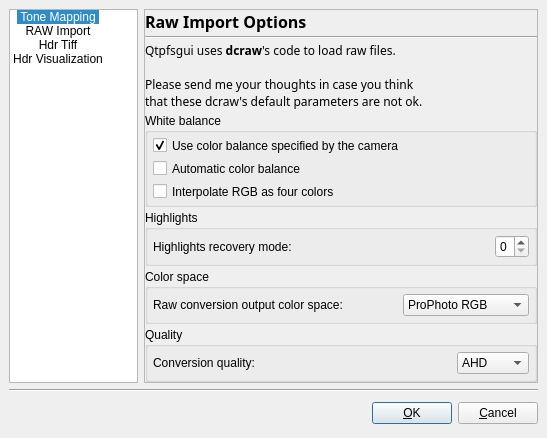
First picture: the form in forms/options.ui, repository LuminanceHDR/LuminanceHDR, before the edit.
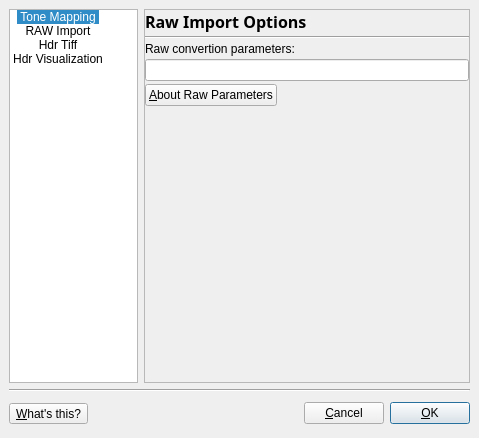
Second picture: the form after the edit. The open tabs and pages were chosen to show the change. Icons and pictures are not drawn.

Commit message: aesthetic changes ev expanded to -10..+10 removed graphical widgets from options.ui

Patch:
```diff
--- a/forms/options.ui
+++ b/forms/options.ui
@@ -5,7 +5,7 @@
    <rect>
     <x>0</x>
     <y>0</y>
-    <width>547</width>
+    <width>479</width>
     <height>438</height>
    </rect>
   </property>
@@ -358,241 +358,58 @@
          <item>
           <widget class="QLabel" name="label_6" >
            <property name="text" >
-            <string>&lt;html>&lt;head>&lt;meta name="qrichtext" content="1" />&lt;/head>&lt;body style=" white-space: pre-wrap; font-family:Sans Serif; font-size:9pt; font-weight:400; font-style:normal; text-decoration:none;">&lt;p style=" margin-top:0px; margin-bottom:0px; margin-left:0px; margin-right:0px; -qt-block-indent:0; text-indent:0px;">Qtpfsgui uses &lt;span style=" font-weight:600;">dcraw&lt;/span>'s code to load raw files.&lt;/p>&lt;p style="-qt-paragraph-type:empty; margin-top:0px; margin-bottom:0px; margin-left:0px; margin-right:0px; -qt-block-indent:0; text-indent:0px;">&lt;/p>&lt;p style=" margin-top:0px; margin-bottom:0px; margin-left:0px; margin-right:0px; -qt-block-indent:0; text-indent:0px;">Please send me your thoughts in case you think&lt;/p>&lt;p style=" margin-top:0px; margin-bottom:0px; margin-left:0px; margin-right:0px; -qt-block-indent:0; text-indent:0px;">that these dcraw's default parameters are not ok.&lt;/p>&lt;/body>&lt;/html></string>
+            <string>Raw convertion parameters:</string>
            </property>
-           <property name="wordWrap" >
-            <bool>true</bool>
-           </property>
           </widget>
          </item>
          <item>
-          <widget class="QGroupBox" name="groupBox_3" >
-           <property name="title" >
-            <string>White balance</string>
+          <widget class="QLineEdit" name="commandlineParamsLineEdit" >
+           <property name="toolTip" >
+            <string>&lt;html>&lt;head>&lt;meta name="qrichtext" content="1" />&lt;style type="text/css">
+p, li { white-space: pre-wrap; }
+&lt;/style>&lt;/head>&lt;body style=" font-family:'Sans Serif'; font-size:9pt; font-weight:400; font-style:normal; text-decoration:none;">
+&lt;p style=" margin-top:0px; margin-bottom:0px; margin-left:0px; margin-right:0px; -qt-block-indent:0; text-indent:0px;">Click the help button below for more information&lt;/p>&lt;/body>&lt;/html></string>
            </property>
-           <layout class="QVBoxLayout" >
-            <property name="margin" >
-             <number>5</number>
-            </property>
-            <property name="spacing" >
-             <number>8</number>
-            </property>
-            <item>
-             <widget class="QCheckBox" name="checkBox_camwb" >
-              <property name="toolTip" >
-               <string>dcraw's -w option &lt;br>default value is &lt;b>true&lt;/b></string>
-              </property>
-              <property name="text" >
-               <string>Use color balance specified by the camera</string>
-              </property>
-              <property name="checked" >
-               <bool>true</bool>
-              </property>
-             </widget>
-            </item>
-            <item>
-             <widget class="QCheckBox" name="checkBox_autowb" >
-              <property name="toolTip" >
-               <string>dcraw's -a option&lt;br>default value is &lt;b>false&lt;/b></string>
-              </property>
-              <property name="text" >
-               <string>Automatic color balance</string>
-              </property>
-             </widget>
-            </item>
-            <item>
-             <widget class="QCheckBox" name="checkBox_4colors" >
-              <property name="toolTip" >
-               <string>dcraw's -f option:&lt;br>Use this if the output shows false 2x2 meshes with VNG or mazes with AHD. &lt;br>default value is &lt;b>false&lt;/b></string>
-              </property>
-              <property name="text" >
-               <string>Interpolate RGB as four colors</string>
-              </property>
-             </widget>
-            </item>
-           </layout>
           </widget>
          </item>
          <item>
-          <widget class="QGroupBox" name="groupBox_4" >
-           <property name="title" >
-            <string>Highlights</string>
+          <layout class="QHBoxLayout" >
+           <property name="margin" >
+            <number>0</number>
            </property>
-           <layout class="QHBoxLayout" >
-            <property name="margin" >
-             <number>5</number>
-            </property>
-            <property name="spacing" >
-             <number>8</number>
-            </property>
-            <item>
-             <widget class="QLabel" name="label_7" >
-              <property name="toolTip" >
-               <string>dcraw's -H option&lt;br>read dcraw's man page for explanations &lt;br> default value is &lt;b>0&lt;/b></string>
-              </property>
-              <property name="text" >
-               <string>Highlights recovery mode:</string>
-              </property>
-              <property name="buddy" >
-               <cstring>spinBox_highlights</cstring>
-              </property>
-             </widget>
-            </item>
-            <item>
-             <spacer>
-              <property name="orientation" >
-               <enum>Qt::Horizontal</enum>
-              </property>
-              <property name="sizeHint" >
-               <size>
-                <width>40</width>
-                <height>20</height>
-               </size>
-              </property>
-             </spacer>
-            </item>
-            <item>
-             <widget class="QSpinBox" name="spinBox_highlights" >
-              <property name="toolTip" >
-               <string>dcraw's -H option&lt;br>read dcraw's man page for explanations &lt;br> default value is &lt;b>0&lt;/b></string>
-              </property>
-              <property name="maximum" >
-               <number>9</number>
-              </property>
-             </widget>
-            </item>
-           </layout>
-          </widget>
-         </item>
-         <item>
-          <widget class="QGroupBox" name="groupBox_5" >
-           <property name="title" >
-            <string>Color space</string>
+           <property name="spacing" >
+            <number>6</number>
            </property>
-           <layout class="QHBoxLayout" >
-            <property name="margin" >
-             <number>5</number>
-            </property>
-            <property name="spacing" >
-             <number>8</number>
-            </property>
-            <item>
-             <widget class="QLabel" name="label_8" >
-              <property name="text" >
-               <string>Raw conversion output color space:</string>
-              </property>
-             </widget>
-            </item>
-            <item>
-             <spacer>
-              <property name="orientation" >
-               <enum>Qt::Horizontal</enum>
-              </property>
-              <property name="sizeHint" >
-               <size>
-                <width>40</width>
-                <height>20</height>
-               </size>
-              </property>
-             </spacer>
-            </item>
-            <item>
-             <widget class="QComboBox" name="comboBox_outcolspace" >
-              <property name="currentIndex" >
-               <number>4</number>
-              </property>
-              <property name="maxVisibleItems" >
-               <number>5</number>
-              </property>
-              <item>
-               <property name="text" >
-                <string>Raw color</string>
-               </property>
-              </item>
-              <item>
-               <property name="text" >
-                <string>sRGB</string>
-               </property>
-              </item>
-              <item>
-               <property name="text" >
-                <string>Adobe RGB</string>
-               </property>
-              </item>
-              <item>
-               <property name="text" >
-                <string>Wide Gamut RGB</string>
-               </property>
-              </item>
-              <item>
-               <property name="text" >
-                <string>ProPhoto RGB</string>
-               </property>
-              </item>
-             </widget>
-            </item>
-           </layout>
-          </widget>
-         </item>
-         <item>
-          <widget class="QGroupBox" name="groupBox_6" >
-           <property name="title" >
-            <string>Quality</string>
-           </property>
-           <layout class="QHBoxLayout" >
-            <property name="margin" >
-             <number>5</number>
-            </property>
-            <property name="spacing" >
-             <number>8</number>
-            </property>
-            <item>
-             <widget class="QLabel" name="label_9" >
-              <property name="text" >
-               <string>Conversion quality:</string>
-              </property>
-             </widget>
-            </item>
-            <item>
-             <spacer>
-              <property name="orientation" >
-               <enum>Qt::Horizontal</enum>
-              </property>
-              <property name="sizeHint" >
-               <size>
-                <width>40</width>
-                <height>20</height>
-               </size>
-              </property>
-             </spacer>
-            </item>
-            <item>
-             <widget class="QComboBox" name="comboBox_quality" >
-              <property name="currentIndex" >
-               <number>2</number>
-              </property>
-              <property name="maxVisibleItems" >
-               <number>3</number>
-              </property>
-              <item>
-               <property name="text" >
-                <string>Bilinear</string>
-               </property>
-              </item>
-              <item>
-               <property name="text" >
-                <string>VNG</string>
-               </property>
-              </item>
-              <item>
-               <property name="text" >
-                <string>AHD</string>
-               </property>
-              </item>
-             </widget>
-            </item>
-           </layout>
-          </widget>
+           <item>
+            <widget class="QPushButton" name="helpDcrawParamsButton" >
+             <property name="toolTip" >
+              <string>Click here to get more information about the Raw convertion parameters</string>
+             </property>
+             <property name="whatsThis" >
+              <string>Click here to get more information about the Raw convertion parameters</string>
+             </property>
+             <property name="text" >
+              <string>&amp;About Raw Parameters</string>
+             </property>
+             <property name="icon" >
+              <iconset resource="../icons.qrc" >:/new/prefix1/images/help.png</iconset>
+             </property>
+            </widget>
+           </item>
+           <item>
+            <spacer>
+             <property name="orientation" >
+              <enum>Qt::Horizontal</enum>
+             </property>
+             <property name="sizeHint" >
+              <size>
+               <width>61</width>
+               <height>21</height>
+              </size>
+             </property>
+            </spacer>
+           </item>
+          </layout>
          </item>
          <item>
           <spacer>
@@ -848,6 +665,31 @@
      <property name="spacing" >
       <number>6</number>
      </property>
+     <item>
+      <widget class="QToolButton" name="whatsThisButton" >
+       <property name="toolTip" >
+        <string>Get information about the graphical elements</string>
+       </property>
+       <property name="whatsThis" >
+        <string>Get information about the graphical elements</string>
+       </property>
+       <property name="text" >
+        <string>&amp;What's this?</string>
+       </property>
+       <property name="icon" >
+        <iconset resource="../icons.qrc" >:/new/prefix1/images/whatsthis.png</iconset>
+       </property>
+       <property name="iconSize" >
+        <size>
+         <width>22</width>
+         <height>22</height>
+        </size>
+       </property>
+       <property name="shortcut" >
+        <string>Shift+F1</string>
+       </property>
+      </widget>
+     </item>
      <item>
       <spacer>
        <property name="orientation" >
@@ -861,6 +703,13 @@
        </property>
       </spacer>
      </item>
+     <item>
+      <widget class="QPushButton" name="cancelButton" >
+       <property name="text" >
+        <string>&amp;Cancel</string>
+       </property>
+      </widget>
+     </item>
      <item>
       <widget class="QPushButton" name="okButton" >
        <property name="text" >
@@ -871,13 +720,6 @@
        </property>
       </widget>
      </item>
-     <item>
-      <widget class="QPushButton" name="cancelButton" >
-       <property name="text" >
-        <string>&amp;Cancel</string>
-       </property>
-      </widget>
-     </item>
     </layout>
    </item>
   </layout>
```
Left out of the diff: 4 changed lines with no effect on the pictures. The commit also changes 3 other files.
